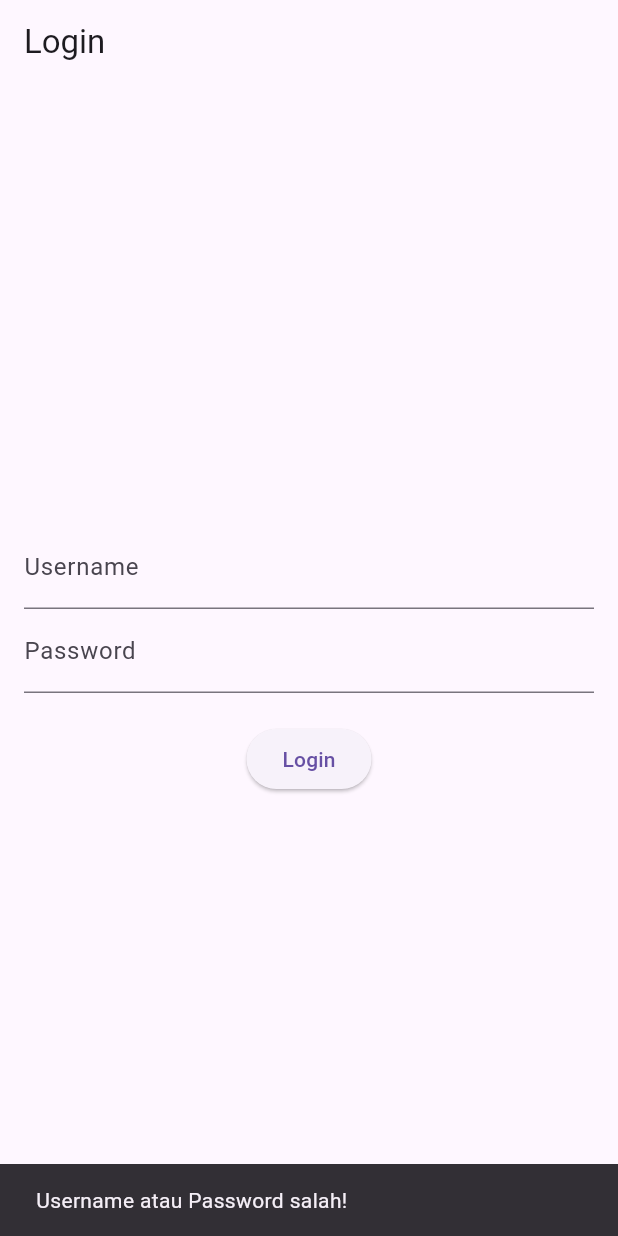
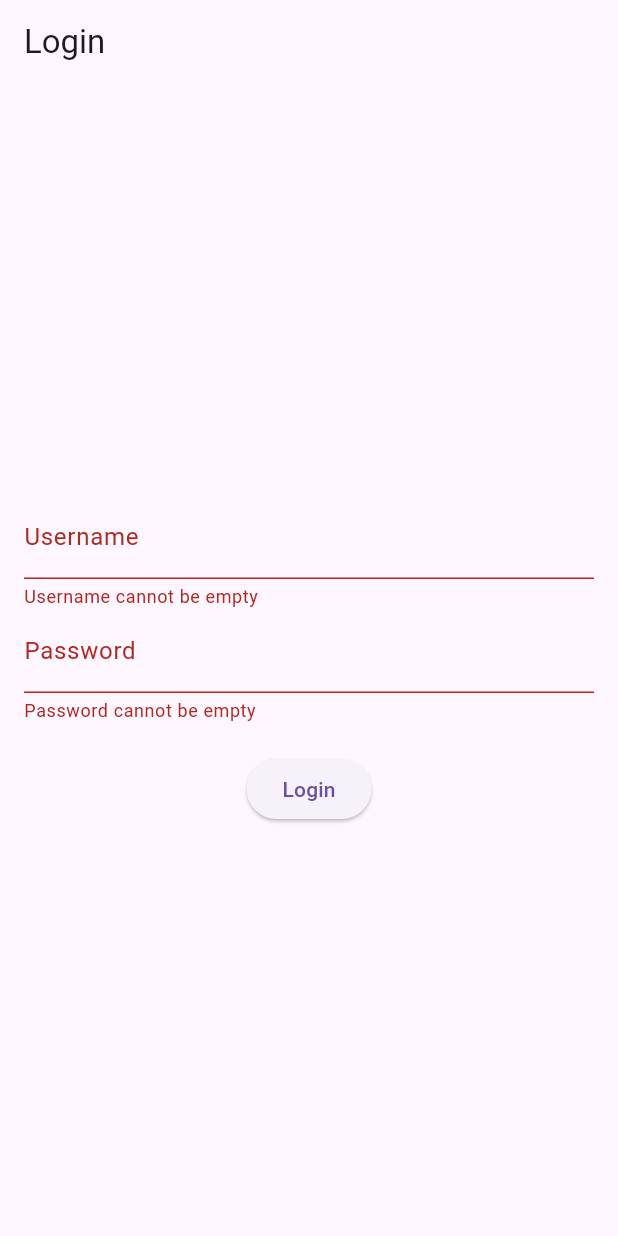
Before and after one commit to rarayuliainsani01/uts_app, a Flutter app: the screen it shows after launch, after a tap on "Login", on a phone screen of 412 x 824 dp. Run offline on Flutter 3.47's test engine with Material 3 defaults, Android fonts, the phone set to English and light mode, and no system bars.

Commit message:
menambahkan beberapa file baru

```diff
--- a/lib/login_page.dart
+++ /dev/null
@@ -1,62 +0,0 @@
-import 'package:flutter/material.dart';
-import 'dashboard_page.dart';
-
-class LoginPage extends StatefulWidget {
-  const LoginPage({super.key});
-
-  @override
-  _LoginPageState createState() => _LoginPageState();
-}
-
-class _LoginPageState extends State<LoginPage> {
-  final TextEditingController usernameController = TextEditingController();
-  final TextEditingController passwordController = TextEditingController();
-
-  final String correctUsername = "rarayuliainsani";
-  final String correctPassword = "123456";
-
-  void _login() {
-    if (usernameController.text == correctUsername &&
-        passwordController.text == correctPassword) {
-      Navigator.pushReplacement(
-        context,
-        MaterialPageRoute(builder: (context) => const DashboardPage()),
-      );
-    } else {
-      ScaffoldMessenger.of(context).showSnackBar(
-        const SnackBar(content: Text('Username atau Password salah!')),
-      );
-    }
-  }
-
-  @override
-  Widget build(BuildContext context) {
-    return Scaffold(
-      appBar: AppBar(
-        title: const Text('Login'),
-      ),
-      body: Padding(
-        padding: const EdgeInsets.all(16.0),
-        child: Column(
-          mainAxisAlignment: MainAxisAlignment.center,
-          children: <Widget>[
-            TextField(
-              controller: usernameController,
-              decoration: const InputDecoration(labelText: 'Username'),
-            ),
-            TextField(
-              controller: passwordController,
-              decoration: const InputDecoration(labelText: 'Password'),
-              obscureText: true,
-            ),
-            const SizedBox(height: 20),
-            ElevatedButton(
-              onPressed: _login,
-              child: const Text('Login'),
-            ),
-          ],
-        ),
-      ),
-    );
-  }
-}
--- a/lib/main.dart
+++ b/lib/main.dart
@@ -1,5 +1,5 @@
 import 'package:flutter/material.dart';
-import 'login_page.dart';
+import 'pages/login_page.dart';
 
 void main() {
   runApp(const MyApp());
@@ -7,15 +7,14 @@ void main() {
 
 class MyApp extends StatelessWidget {
   const MyApp({super.key});
-  // This widget is the root of your application.
+
   @override
   Widget build(BuildContext context) {
     return MaterialApp(
-      title: 'Simple Login App',
-      theme: ThemeData(
-        primarySwatch: Colors.blue,
-      ),
+      title: 'Cafe App',
+      theme: ThemeData(primarySwatch: Colors.brown),
       home: const LoginPage(),
+      debugShowCheckedModeBanner: false,
     );
   }
 }
--- /dev/null
+++ b/lib/pages/login_page.dart
@@ -0,0 +1,69 @@
+import 'package:flutter/material.dart';
+import 'home_page.dart';
+
+class LoginPage extends StatefulWidget {
+  const LoginPage({super.key});
+
+  @override
+  // ignore: library_private_types_in_public_api
+  _LoginPageState createState() => _LoginPageState();
+}
+
+class _LoginPageState extends State<LoginPage> {
+  final _formKey = GlobalKey<FormState>();
+  final TextEditingController _usernameController = TextEditingController();
+  final TextEditingController _passwordController = TextEditingController();
+
+  void _login() {
+    if (_formKey.currentState!.validate()) {
+      Navigator.pushReplacement(
+        context,
+        MaterialPageRoute(builder: (context) => const HomePage()),
+      );
+    }
+  }
+
+  @override
+  Widget build(BuildContext context) {
+    return Scaffold(
+      appBar: AppBar(title: const Text('Login')),
+      body: Padding(
+        padding: const EdgeInsets.all(16.0),
+        child: Form(
+          key: _formKey,
+          child: Column(
+            mainAxisAlignment: MainAxisAlignment.center,
+            children: [
+              TextFormField(
+                controller: _usernameController,
+                decoration: const InputDecoration(labelText: 'Username'),
+                validator: (value) {
+                  if (value == null || value.isEmpty) {
+                    return 'Username cannot be empty';
+                  }
+                  return null;
+                },
+              ),
+              TextFormField(
+                controller: _passwordController,
+                decoration: const InputDecoration(labelText: 'Password'),
+                obscureText: true,
+                validator: (value) {
+                  if (value == null || value.isEmpty) {
+                    return 'Password cannot be empty';
+                  }
+                  return null;
+                },
+              ),
+              const SizedBox(height: 20),
+              ElevatedButton(
+                onPressed: _login,
+                child: const Text('Login'),
+              ),
+            ],
+          ),
+        ),
+      ),
+    );
+  }
+}
```
Also changed, not shown: lib/dashboard_page.dart (deleted, +0 -20 lines), lib/pages/about_page.dart (added, +28 -0 lines), lib/pages/contact_page.dart (added, +26 -0 lines), lib/pages/home_page.dart (added, +51 -0 lines), lib/pages/menu_detail_page.dart (added, +30 -0 lines), lib/pages/menu_page.dart (added, +73 -0 lines).
